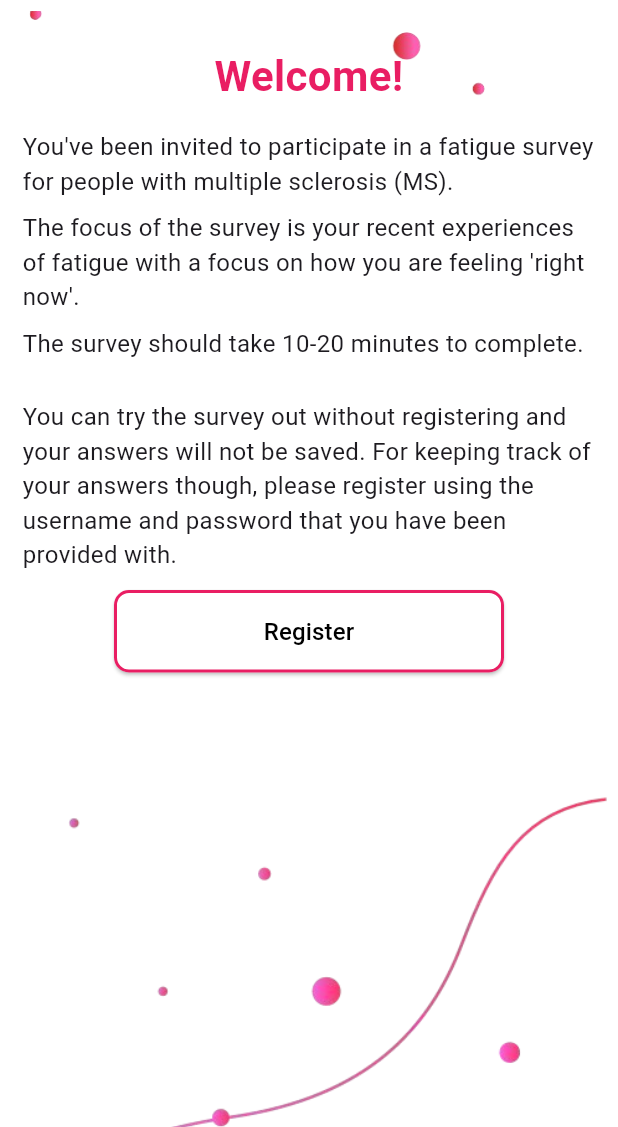
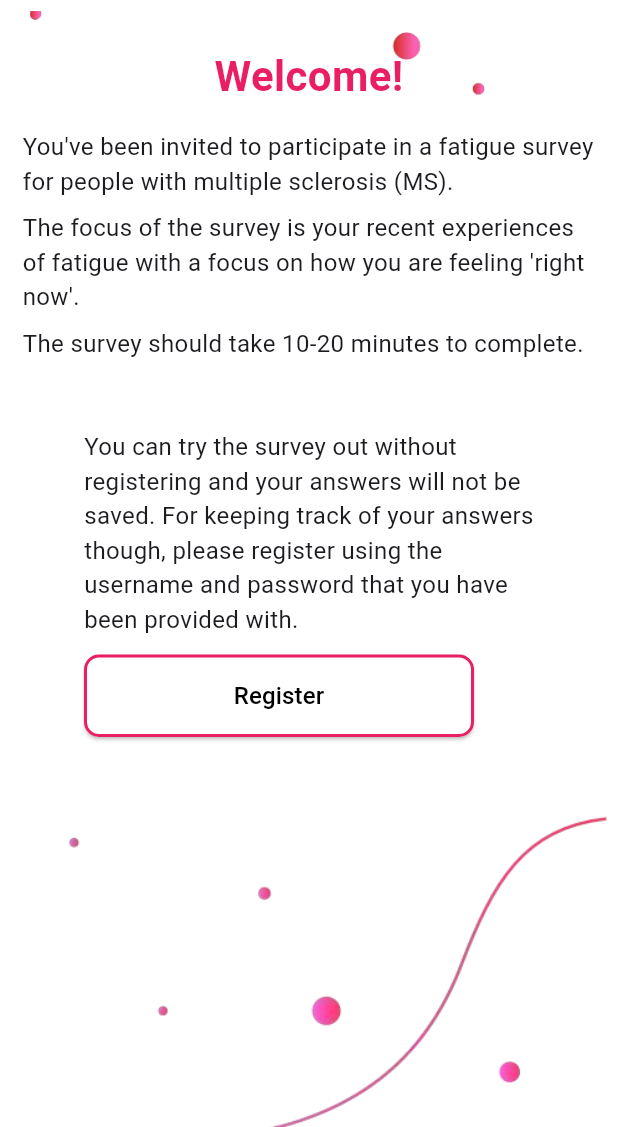
Before and after one commit to anusii/msfatigue, a Flutter app: the screen it shows after launch, on a phone screen of 412 x 824 dp, the part 109-1236 px from its top. Run offline on Flutter 3.47's test engine with Material 3 defaults, Android fonts, the phone set to English and light mode, and no system bars; our stand-ins replace equatable, flutter_bloc, flutter_markdown, gap, shared_preferences, universal_io; missing offline and left inert: rdflib, solidpod, window_manager.

Commit message:
update registration details

```diff
--- a/lib/welcome.dart
+++ b/lib/welcome.dart
@@ -2,6 +2,7 @@ import 'package:flutter/material.dart';
 
 import 'package:shared_preferences/shared_preferences.dart';
 
+import 'package:msfatigue/constants/secrets.dart';
 import 'package:msfatigue/questionnaire/consent.dart';
 import 'package:msfatigue/widgets/drawer/side_drawer.dart';
 import 'package:msfatigue/widgets/page/credentials_page.dart';
@@ -25,17 +26,21 @@ class WelcomeScreen extends StatefulWidget {
 class _WelcomeScreenState extends State<WelcomeScreen> {
   final GlobalKey<ScaffoldState> _scaffoldKey = GlobalKey<ScaffoldState>();
   String? preferredName;
+  String? username;
+  String? password;
 
   @override
   void initState() {
     super.initState();
-    _loadPreferredName();
+    _loadCredentials();
   }
 
-  Future<void> _loadPreferredName() async {
+  Future<void> _loadCredentials() async {
     final prefs = await SharedPreferences.getInstance();
     setState(() {
       preferredName = prefs.getString('msfatigue_preferredName');
+      username = prefs.getString('msfatigue_username');
+      password = prefs.getString('msfatigue_password');
     });
   }
 
@@ -46,6 +51,13 @@ class _WelcomeScreenState extends State<WelcomeScreen> {
     final welcomeText = (preferredName == null || preferredName!.isEmpty)
         ? "Welcome!"
         : "Welcome ${formatPreferredName(preferredName!)}!";
+
+    // Check if all credentials are present.
+
+    final bool allCredentialsPresent =
+        (username != null && username!.isNotEmpty) &&
+        (password != null && password!.isNotEmpty) &&
+        (preferredName != null && preferredName!.isNotEmpty);
 
     return Scaffold(
       key: _scaffoldKey,
@@ -69,6 +81,7 @@ class _WelcomeScreenState extends State<WelcomeScreen> {
             child: ConstrainedBox(
               constraints: BoxConstraints(minHeight: constraints.maxHeight),
               child: Column(
+                mainAxisAlignment: MainAxisAlignment.spaceBetween,
                 children: [
                   Padding(
                     padding: const EdgeInsets.all(15.0),
@@ -116,37 +129,101 @@ class _WelcomeScreenState extends State<WelcomeScreen> {
                           'The survey should take 10-20 minutes to complete.',
                           style: TextStyle(fontSize: 16),
                         ),
-                        const SizedBox(height: 10),
+                        const SizedBox(height: 30),
 
+                        // If credentials are present, show the "Take me to the survey" button.
+
+                        if (allCredentialsPresent)
+                          Center(
+                            child: SizedBox(
+                              width: 260,
+                              child: ElevatedButton(
+                                onPressed: () async {
+                                  // Retrieve the stored credentials.
+
+                                  final prefs = await SharedPreferences.getInstance();
+                                  final storedUsername =
+                                      prefs.getString('msfatigue_username') ?? "";
+                                  final storedPassword =
+                                      prefs.getString('msfatigue_password') ?? "";
+                                  final storedPreferredName =
+                                      prefs.getString('msfatigue_preferredName') ?? "";
+
+                                  if (storedUsername == expectedUsername &&
+                                      storedPassword == expectedPassword &&
+                                      storedPreferredName == expectedPreferredName) {
+                                    Navigator.push(
+                                      context,
+                                      MaterialPageRoute(
+                                        builder: (context) => const ConsentScreen(),
+                                      ),
+                                    );
+                                  } else {
+                                    // Show a popup dialog if registration details are incorrect.
+
+                                    showDialog(
+                                      context: context,
+                                      builder: (context) => AlertDialog(
+                                        title: const Text("Registration Error"),
+                                        content: const Text(
+                                            "Your registration details are not recognised.\n\nPlease contact the study team for assistance."),
+                                        actions: [
+                                          TextButton(
+                                            onPressed: () => Navigator.pop(context),
+                                            child: const Text("OK"),
+                                          ),
+                                        ],
+                                      ),
+                                    );
+                                  }
+                                },
+                                style: ElevatedButton.styleFrom(
+                                  backgroundColor: Colors.white,
+                                  side: const BorderSide(
+                                    color: Colors.pink,
+                                    width: 2,
+                                  ),
+                                  padding: const EdgeInsets.symmetric(vertical: 16),
+                                  shape: RoundedRectangleBorder(
+                                    borderRadius: BorderRadius.circular(10),
+                                  ),
+                                ),
+                                child: const Text(
+                                  'Take me to the survey ►',
+                                  style: TextStyle(fontSize: 16, color: Colors.black),
+                                ),
+                              ),
+                            ),
+                          ),
                         // If account info is missing, show the informational message and the Register button.
-
                         if (preferredName == null || preferredName!.isEmpty)
                           Padding(
                             padding: const EdgeInsets.only(top: 16.0),
                             child: Center(
+                              child: SizedBox(
+                                width: 300, // Wider for message
                                 child: Column(
                                   mainAxisSize: MainAxisSize.min,
+                                  crossAxisAlignment: CrossAxisAlignment.start,
                                   children: [
-                                  // Informational message for unregistered users.
                                     const Text(
                                       "You can try the survey out without registering and your answers will not be saved. For keeping track of your answers though, please register using the username and password that you have been provided with.",
                                       style: TextStyle(fontSize: 16),
                                       textAlign: TextAlign.left,
                                     ),
                                     const SizedBox(height: 12),
-                                  // Register button.
                                     SizedBox(
                                       width: 260,
                                       child: ElevatedButton(
                                         onPressed: () {
                                           Navigator.of(context)
                                               .push(MaterialPageRoute(
-                                          builder: (_) =>
-                                              const CredentialsPage(),
+                                            builder: (_) => const CredentialsPage(),
                                           ))
                                               .then((_) {
-                                          // Re-load the preferred name after returning.
-                                          _loadPreferredName();
+                                            // Re-load the credentials after returning.
+
+                                            _loadCredentials();
                                           });
                                         },
                                         style: ElevatedButton.styleFrom(
@@ -155,11 +232,9 @@ class _WelcomeScreenState extends State<WelcomeScreen> {
                                             color: Colors.pink,
                                             width: 2,
                                           ),
-                                        padding: const EdgeInsets.symmetric(
-                                            vertical: 16),
+                                          padding: const EdgeInsets.symmetric(vertical: 16),
                                           shape: RoundedRectangleBorder(
-                                          borderRadius:
-                                              BorderRadius.circular(10),
+                                            borderRadius: BorderRadius.circular(10),
                                           ),
                                         ),
                                         child: const Text(
@@ -175,50 +250,13 @@ class _WelcomeScreenState extends State<WelcomeScreen> {
                                 ),
                               ),
                             ),
-                        const SizedBox(height: 30),
-
-                        if (preferredName != null && preferredName!.isNotEmpty)
-                          Center(
-                            child: SizedBox(
-                              width: 260,
-                              child: ElevatedButton(
-                                onPressed: () {
-                                  Navigator.push(
-                                    context,
-                                    MaterialPageRoute(
-                                      builder: (context) =>
-                                          const ConsentScreen(),
-                                    ),
-                                  );
-                                },
-                                style: ElevatedButton.styleFrom(
-                                  backgroundColor: Colors.white,
-                                  side: const BorderSide(
-                                    color: Colors.pink,
-                                    width: 2,
-                                  ),
-                                  padding:
-                                      const EdgeInsets.symmetric(vertical: 16),
-                                  shape: RoundedRectangleBorder(
-                                    borderRadius: BorderRadius.circular(10),
-                                  ),
-                                ),
-                                child: const Text(
-                                  'Take me to the survey ►',
-                                  style: TextStyle(
-                                    fontSize: 16,
-                                    color: Colors.black,
-                                  ),
-                                ),
-                              ),
-                            ),
                           ),
                       ],
                     ),
                   ),
                   const SizedBox(height: 20),
+                  // Bottom dot image with a small bottom padding.
 
-                  // Bottom dot image with a small bottom padding.
                   Padding(
                     padding: const EdgeInsets.only(bottom: 2.0),
                     child: Image.asset(
```
Also changed, not shown: 1 other file. Lines whose indentation alone changed are shown as unchanged.
